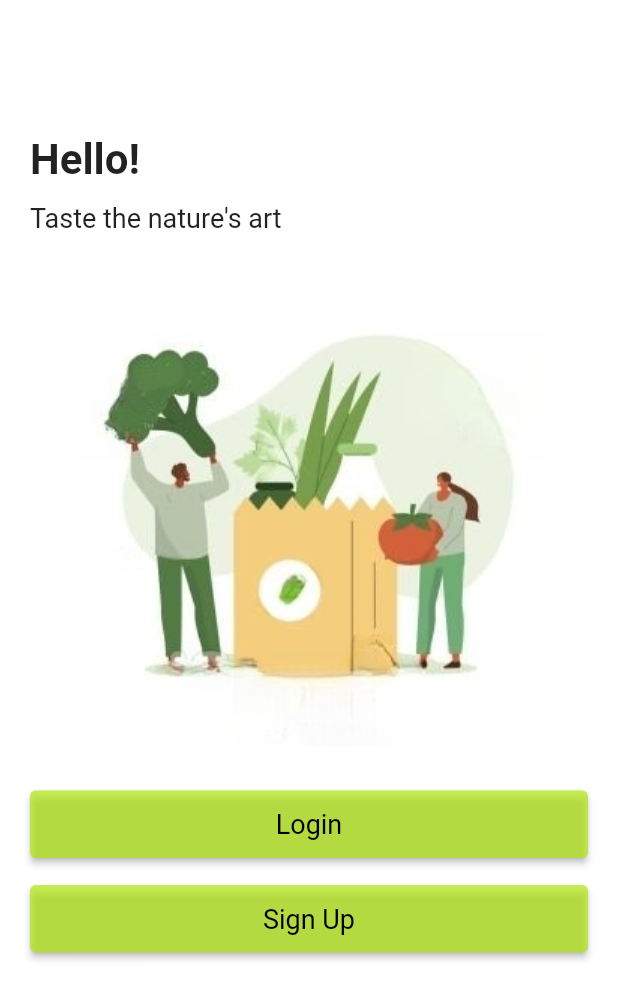
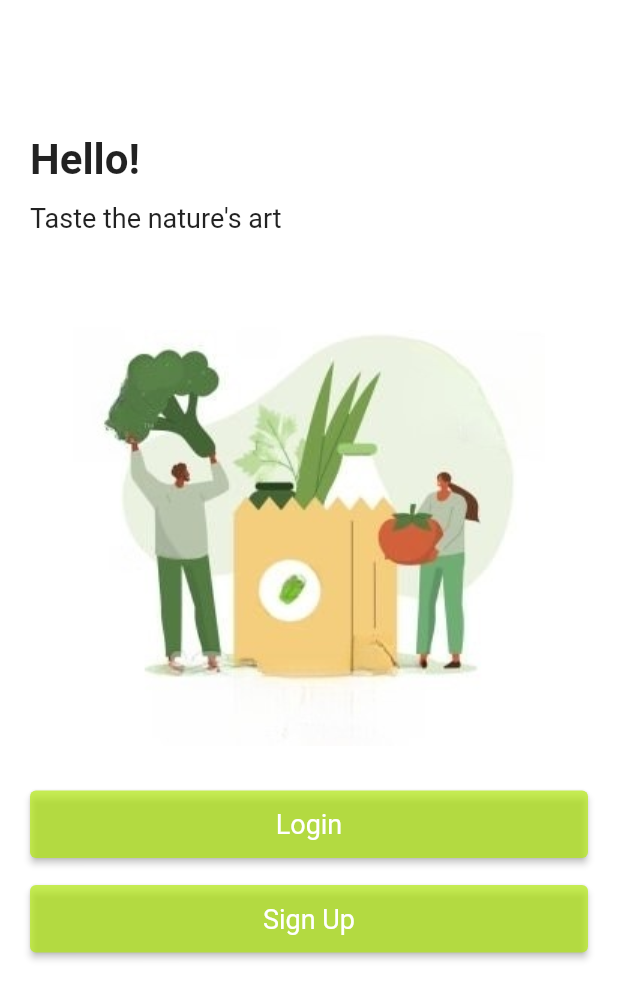
Before and after one commit to deepi-badshah/my_green_basket, a Flutter app: the screen it shows after launch, on a phone screen of 412 x 824 dp. Shown: the top 999 px of the screen. Run offline on Flutter 3.47's test engine with Material 2 defaults, Android fonts, the light colour scheme and no system bars; our stand-ins replace cloud_firestore, firebase_auth, firebase_core, firebase_messaging, firebase_storage, fluttertoast and 3 more; missing offline and left inert: flutter_stripe; accounts and stored records are empty.

Commit message:
Application Completed

```diff
--- a/lib/main.dart
+++ b/lib/main.dart
@@ -1,14 +1,13 @@
 import 'package:firebase_core/firebase_core.dart';
 import 'package:flutter/material.dart';
 import 'package:flutter_stripe/flutter_stripe.dart';
-import 'package:my_greenbasket/splash/splash_page.dart';
 import 'package:provider/provider.dart';
 import 'package:my_greenbasket/constants/theme.dart';
 import 'package:my_greenbasket/firebase_helper/firebase_auth_helper/firebase_auth_helper.dart';
 import 'package:my_greenbasket/firebase_helper/firebase_options/firebase_options.dart';
 import 'package:my_greenbasket/provider/app_provider.dart';
-import 'package:my_greenbasket/screens/auth_ui/welcome/welcome.dart';
-import 'package:my_greenbasket/screens/custom_bottom_bar/custom_bottom_bar.dart';
+
+import 'splash/splash_page.dart';
 
 void main() async {
   WidgetsFlutterBinding.ensureInitialized();
@@ -22,25 +21,19 @@ void main() async {
 }
 
 class MyApp extends StatelessWidget {
-  const MyApp({super.key});
+  const MyApp({Key? key});
 
   @override
   Widget build(BuildContext context) {
-    return ChangeNotifierProvider(
-      create: (context) => AppProvider(),
+    return MultiProvider(
+      providers: [
+        ChangeNotifierProvider<AppProvider>(create: (_) => AppProvider()),
+      ],
       child: MaterialApp(
         debugShowCheckedModeBanner: false,
         title: 'My Green Basket',
         theme: themeData,
-        home: StreamBuilder(
-          stream: FirebaseAuthHelper.instance.getAuthChange,
-          builder: (context, snapshot) {
-            if (snapshot.hasData) {
-              return const CustomBottomBar();
-            }
-            return const Welcome();
-          },
-        ),
+        home: const SplashScreen(),
       ),
     );
   }
--- a/lib/widgets/primary_button/primary_button.dart
+++ b/lib/widgets/primary_button/primary_button.dart
@@ -12,7 +12,12 @@ class PrimaryButton extends StatelessWidget {
       width: double.infinity,
       child: ElevatedButton(
         onPressed: onPressed,
-        child: Text(title),
+        child: Text(
+          title,
+          style: TextStyle(
+            color: Colors.white, // Set the text color explicitly
+          ),
+        ),
       ),
     );
   }
```
Also changed, not shown: lib/splash/splash_page.dart (+28 -14 lines), pubspec.yaml (+6 -6 lines), pubspec.lock.
